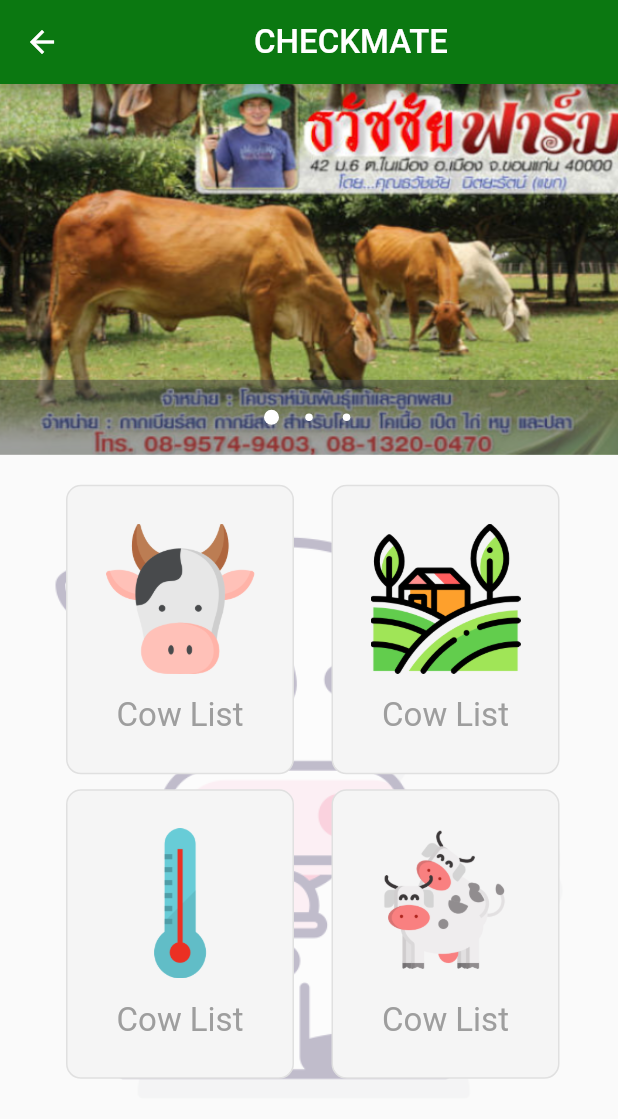
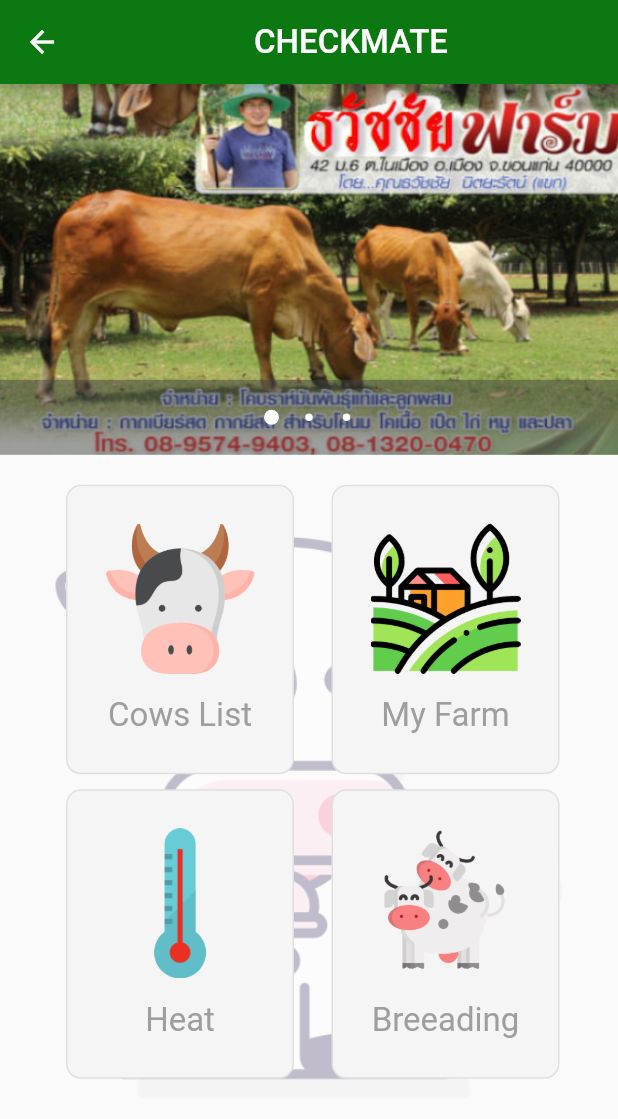
Before and after one commit to adadesions/HackathonsIsan, a Flutter app: the MenuPage screen opened by its route, on a phone screen of 412 x 824 dp. Shown: the top 1119 px of the screen. Run offline on Flutter 3.47's test engine with Material 2 defaults, Android fonts, the phone set to English and light mode, and no system bars; drawn by our look-alikes of carousel_pro.

Commit message:
Evening of the 2nd day

```diff
--- a/lib/components/main_menu/ads.dart
+++ b/lib/components/main_menu/ads.dart
@@ -4,12 +4,12 @@ import 'package:flutter/widgets.dart';
 class Ads extends StatelessWidget {
   @override
   Widget build(BuildContext context) {
-    double screen_width = MediaQuery.of(context).size.width;
-    double screen_height = MediaQuery.of(context).size.height;
+    final double screenWidth = MediaQuery.of(context).size.width;
+    final double screenHeight = MediaQuery.of(context).size.height;
 
     return SizedBox(
-      width: screen_width,
-      height: screen_height*0.3,
+      width: screenWidth,
+      height: screenHeight*0.3,
         child: Carousel(
           boxFit: BoxFit.fill,
           animationCurve: Curves.fastOutSlowIn,
--- a/lib/components/main_menu/menu_items.dart
+++ b/lib/components/main_menu/menu_items.dart
@@ -7,10 +7,10 @@ class MenuItems extends StatelessWidget {
     return Container(
       margin: EdgeInsets.fromLTRB(0, 10, 0, 0),
       child: Wrap(children: <Widget>[
-        Item(title: 'Cow List', imagePath: 'assets/images/menu-cow.png'),
-        Item(title: 'Cow List', imagePath: 'assets/images/menu-my_farm.png'),
-        Item(title: 'Cow List', imagePath: 'assets/images/menu-heat.png'),
-        Item(title: 'Cow List', imagePath: 'assets/images/menu-breeding.png'),
+        Item(title: 'Cows List', imagePath: 'assets/images/menu-cow.png', routePath: '/cows_list',),
+        Item(title: 'My Farm', imagePath: 'assets/images/menu-my_farm.png', routePath: '/my_farm'),
+        Item(title: 'Heat', imagePath: 'assets/images/menu-heat.png', routePath: '/heat'),
+        Item(title: 'Breeading', imagePath: 'assets/images/menu-breeding.png', routePath: '/breeding'),
       ]),
     );
   }
@@ -19,18 +19,22 @@ class MenuItems extends StatelessWidget {
 class Item extends StatelessWidget {
   final String title;
   final String imagePath;
+  final String routePath;
 
-  Item({this.title, this.imagePath});
+  Item({this.title, this.imagePath, this.routePath});
 
   @override
   Widget build(BuildContext context) {
-    return Container(
+    return InkWell(
+        onTap: () => Navigator.pushNamed(context, this.routePath),
+        child: Container(
           margin: EdgeInsets.fromLTRB(15, 10, 10, 0),
           padding: EdgeInsets.all(25),
           decoration: BoxDecoration(
               color: Colors.grey[100],
               border: Border.all(color: Colors.grey[300]),
               borderRadius: BorderRadius.all(Radius.circular(10.0))),
+          child: Container(
             child: Column(
               children: <Widget>[
                 Image.asset(
@@ -45,6 +49,7 @@ class Item extends StatelessWidget {
                 )
               ],
             ),
-    );
+          ),
+        ));
   }
 }
--- a/lib/components/main_menu/menu_page.dart
+++ b/lib/components/main_menu/menu_page.dart
@@ -1,5 +1,3 @@
-import 'dart:ui' as prefix0;
-
 import 'package:checkmate/components/main_menu/ads.dart';
 import 'package:checkmate/components/main_menu/menu_items.dart';
 import 'package:flutter/material.dart';
--- a/lib/main.dart
+++ b/lib/main.dart
@@ -1,3 +1,4 @@
+import 'package:checkmate/components/cows_list/cows_list_page.dart';
 import 'package:checkmate/components/main_menu/menu_page.dart';
 import 'package:flutter/material.dart';
 import 'package:checkmate/components/app/app.dart';
@@ -9,6 +10,7 @@ void main() {
     routes: {
       '/': (context) => App(),
       '/main_menu': (context) => MenuPage(),
+      '/cows_list': (context) => CowsListPage(),
     },
     theme: ThemeData(
       brightness: Brightness.light,
```
Also changed, not shown: lib/components/app/bottom_navigator.dart (added, +77 -0 lines), lib/components/cows_list/cows_list_page.dart (added, +20 -0 lines). Lines whose indentation alone changed are shown as unchanged.
